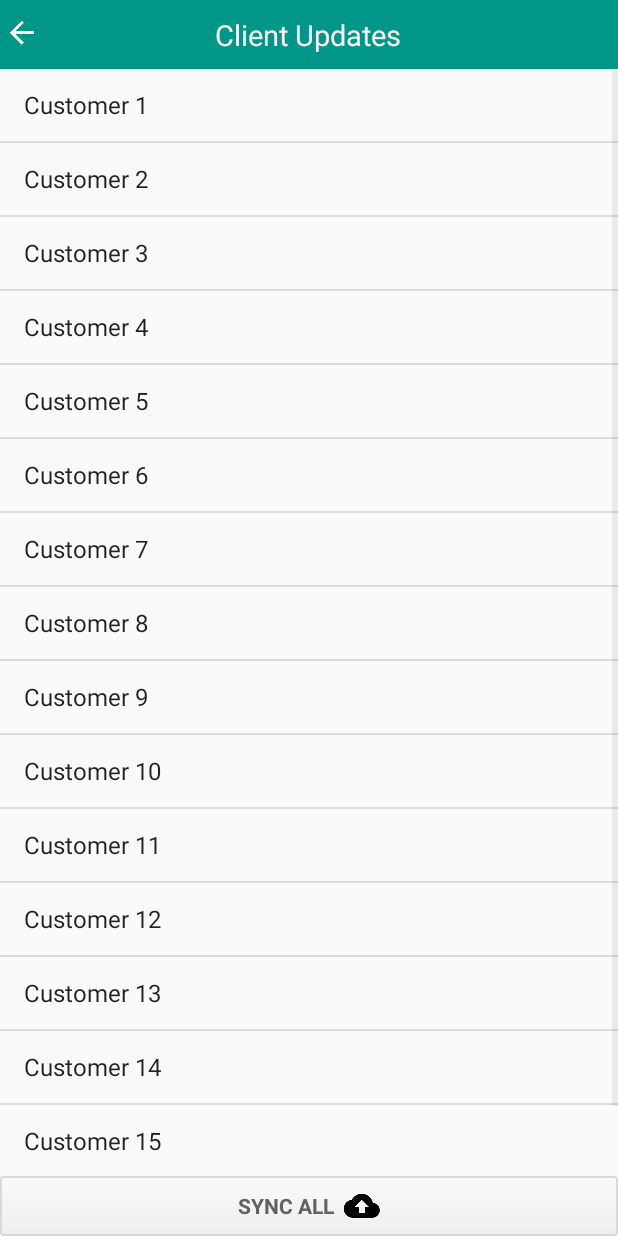
After one commit to rjhonsl/PetOneCRM1, an Android app: the Activity_Unsynched_ClientUpdates screen opened directly, with no data from a screen before it, on a phone screen of 412 x 824 dp. The commit adds this screen. Run offline under Robolectric (Android 15) with nearby library versions, the phone set to English and light mode, and no system bars; network calls fail.

Commit message:
-Starting to Connect to Online DB -Uploading data that are not posted

```diff
--- /dev/null
+++ b/app/src/main/java/com/santeh/petone/crm/Main/Activity_Unsynched_ClientUpdates.java
@@ -0,0 +1,18 @@
+package com.santeh.petone.crm.Main;
+
+import android.os.Bundle;
+import android.support.v4.app.FragmentActivity;
+
+import com.santeh.petone.crm.R;
+
+/**
+ * Created by rjhonsl on 1/7/2016.
+ */
+public class Activity_Unsynched_ClientUpdates extends FragmentActivity {
+
+    @Override
+    protected void onCreate(Bundle savedInstanceState) {
+        super.onCreate(savedInstanceState);
+        setContentView(R.layout.activity_unsyced_clientupdates);
+    }
+}
--- a/app/src/main/res/layout/activity_maps.xml
+++ b/app/src/main/res/layout/activity_maps.xml
@@ -26,7 +26,7 @@
 
         <TextView
             android:layout_centerHorizontal="true"
-            android:layout_marginTop="14dp"
+            android:layout_marginTop="13dp"
             android:layout_alignParentTop="true"
             android:padding="10dp"
             android:id="@+id/txtTopTextView"
--- /dev/null
+++ b/app/src/main/res/layout/activity_unsyced_clientupdates.xml
@@ -0,0 +1,92 @@
+<RelativeLayout
+    xmlns:android="http://schemas.android.com/apk/res/android"
+    xmlns:tools="http://schemas.android.com/tools"
+    android:layout_width="match_parent"
+    android:layout_height="match_parent"
+    >
+
+    <LinearLayout
+        android:id="@+id/ll_titlebar"
+        android:background="@color/teal_500"
+        android:orientation="horizontal"
+        android:layout_width="fill_parent"
+        android:layout_height="wrap_content"
+        >
+
+        <ImageButton
+            android:layout_weight="1"
+            android:background="@drawable/bg_material_transparent"
+            android:src="@drawable/ic_arrow_back_white_24dp"
+            android:layout_width="0dp"
+            android:id="@+id/btn_title_left"
+            android:paddingTop="10dp"
+            android:paddingBottom="10dp"
+            android:paddingLeft="20dp"
+            android:paddingRight="20dp"
+            android:layout_height="wrap_content"/>
+
+        <TextView
+            android:text="Client Updates"
+            android:gravity="center"
+            android:id="@+id/title"
+            android:textSize="19sp"
+            android:layout_weight="12"
+            android:padding="10dp"
+            android:textColor="@color/background_material_light"
+            android:layout_width="0dp"
+            android:layout_height="wrap_content"/>
+
+
+        <ImageButton
+            android:layout_weight="1"
+            android:background="@drawable/bg_material_transparent"
+            android:src="@drawable/ic_filler24dp"
+            android:layout_width="0dp"
+            android:paddingTop="10dp"
+            android:paddingBottom="10dp"
+            android:paddingLeft="20dp"
+            android:paddingRight="20dp"
+            android:id="@+id/btn_title_right"
+            android:layout_height="wrap_content"/>
+
+
+    </LinearLayout>
+
+    <LinearLayout android:layout_width="match_parent"
+                  android:layout_height="match_parent"
+                  android:layout_below="@id/ll_titlebar"
+                  android:layout_above="@+id/ll_bottom_postall"
+                  android:orientation="vertical"
+        >
+
+        <ListView android:layout_width="match_parent"
+                  android:layout_height="wrap_content"
+                    android:entries="@array/filler_array"
+            ></ListView>
+
+    </LinearLayout>
+
+    <LinearLayout android:layout_width="match_parent"
+                  android:layout_height="wrap_content"
+                  android:layout_alignParentBottom="true"
+                  android:padding="8dp"
+                  android:gravity="center"
+                  android:background="@drawable/bg_white_box_shadowed"
+                  android:id="@+id/ll_bottom_postall"
+        >
+
+        <TextView android:layout_width="wrap_content"
+                  android:layout_height="wrap_content"
+                  android:layout_gravity="center"
+                  android:gravity="center"
+                  android:textStyle="bold"
+                  android:text="SYNC ALL  "
+                  android:drawableRight="@drawable/ic_cloud_upload_black_24dp"
+                  android:textColor="@color/gray_700"
+            />
+
+    </LinearLayout>
+
+
+
+</RelativeLayout>
--- a/app/src/main/res/layout/activity_unsyced_data.xml
+++ b/app/src/main/res/layout/activity_unsyced_data.xml
@@ -80,6 +80,7 @@
                 />
             <TextView android:layout_width="wrap_content"
                       android:layout_height="wrap_content"
+                      android:id="@+id/txt_clientinfo_count"
                       android:text="10"
                       android:padding="10dp"/>
 
@@ -108,6 +109,7 @@
             <TextView android:layout_width="wrap_content"
                       android:layout_height="wrap_content"
                       android:text="6"
+                      android:id="@+id/txt_clientupdates_count"
                       android:padding="10dp"/>
 
         </LinearLayout>
```
Also changed, not shown: app/src/main/AndroidManifest.xml (+11 -1 lines), app/src/main/java/com/santeh/petone/crm/Main/Activity_Unsynced_Data.java (deleted, +0 -61 lines), app/src/main/java/com/santeh/petone/crm/Main/Activity_Unsynched_ClientInfo.java (added, +18 -0 lines), app/src/main/java/com/santeh/petone/crm/Main/Activity_Unsynched_Data.java (added, +94 -0 lines), app/src/main/java/com/santeh/petone/crm/Main/MapsActivity.java (+18 -14 lines), app/src/main/res/layout/activity_unsyced_clientinfo.xml (added, +92 -0 lines).
